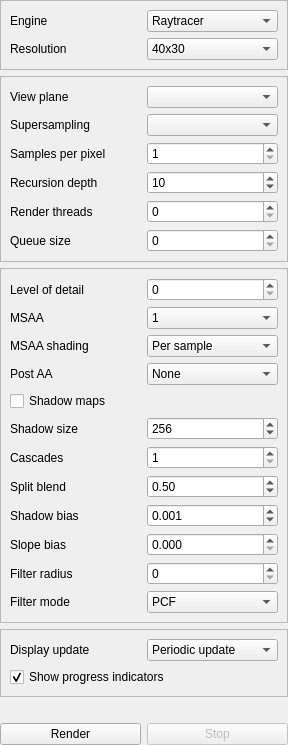
Old version of the form src/widgets/world/RenderSettingsWidget.ui in the repository tkadauke/raytracer.
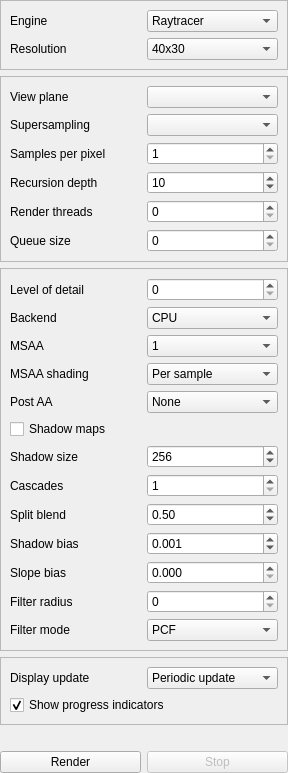
New version of the form.

Commit message: Expose OpenGL raster backend in Modeler

Diff of the .ui file:
```diff
--- a/src/widgets/world/RenderSettingsWidget.ui
+++ b/src/widgets/world/RenderSettingsWidget.ui
@@ -7,7 +7,7 @@
     <x>0</x>
     <y>0</y>
     <width>288</width>
-    <height>676</height>
+    <height>704</height>
    </rect>
   </property>
   <property name="sizePolicy">
@@ -349,13 +349,37 @@
        </widget>
       </item>
       <item row="1" column="0">
+       <widget class="QLabel" name="label_rasterBackend">
+        <property name="text">
+         <string>Backend</string>
+        </property>
+       </widget>
+      </item>
+      <item row="1" column="1">
+       <widget class="QComboBox" name="rasterBackend">
+        <property name="toolTip">
+         <string>Rasterizer backend used by graph raster passes.</string>
+        </property>
+        <item>
+         <property name="text">
+          <string>CPU</string>
+         </property>
+        </item>
+        <item>
+         <property name="text">
+          <string>OpenGL</string>
+         </property>
+        </item>
+       </widget>
+      </item>
+      <item row="2" column="0">
        <widget class="QLabel" name="label_rasterMsaa">
         <property name="text">
          <string>MSAA</string>
         </property>
        </widget>
       </item>
-      <item row="1" column="1">
+      <item row="2" column="1">
        <widget class="QComboBox" name="rasterMsaaSamples">
         <property name="toolTip">
          <string>Rasterizer multisample anti-aliasing sample count.</string>
@@ -382,14 +406,14 @@
         </item>
        </widget>
       </item>
-      <item row="2" column="0">
+      <item row="3" column="0">
        <widget class="QLabel" name="label_rasterMsaaShading">
         <property name="text">
          <string>MSAA shading</string>
         </property>
        </widget>
       </item>
-      <item row="2" column="1">
+      <item row="3" column="1">
        <widget class="QComboBox" name="rasterMsaaShadingMode">
         <property name="toolTip">
          <string>Per sample shades every covered MSAA sample. Per fragment reuses one shaded color for the same triangle and pixel while keeping coverage, depth, and stencil per sample.</string>
@@ -406,14 +430,14 @@
         </item>
        </widget>
       </item>
-      <item row="3" column="0">
+      <item row="4" column="0">
        <widget class="QLabel" name="label_rasterPostAA">
         <property name="text">
          <string>Post AA</string>
         </property>
        </widget>
       </item>
-      <item row="3" column="1">
+      <item row="4" column="1">
        <widget class="QComboBox" name="rasterPostProcessAA">
         <property name="toolTip">
          <string>Rasterizer anti-aliasing applied after rendering. FXAA is fast single-frame image filtering; SMAA keeps sharper edge-directed blends; TAA accumulates jittered frames through history.</string>
@@ -440,7 +464,7 @@
         </item>
        </widget>
       </item>
-      <item row="4" column="0" colspan="2">
+      <item row="5" column="0" colspan="2">
        <widget class="QCheckBox" name="rasterShadowMaps">
         <property name="toolTip">
          <string>Enable rasterizer directional-light shadow maps.</string>
@@ -450,14 +474,14 @@
         </property>
        </widget>
       </item>
-      <item row="5" column="0">
+      <item row="6" column="0">
        <widget class="QLabel" name="label_rasterShadowMapSize">
         <property name="text">
          <string>Shadow size</string>
         </property>
        </widget>
       </item>
-      <item row="5" column="1">
+      <item row="6" column="1">
        <widget class="QSpinBox" name="rasterShadowMapSize">
         <property name="toolTip">
          <string>Square shadow-map resolution in pixels.</string>
@@ -473,14 +497,14 @@
         </property>
        </widget>
       </item>
-      <item row="6" column="0">
+      <item row="7" column="0">
        <widget class="QLabel" name="label_rasterShadowCascadeCount">
         <property name="text">
          <string>Cascades</string>
         </property>
        </widget>
       </item>
-      <item row="6" column="1">
+      <item row="7" column="1">
        <widget class="QSpinBox" name="rasterShadowCascadeCount">
         <property name="toolTip">
          <string>Number of camera-depth slices rendered for each directional-light shadow map.</string>
@@ -496,14 +520,14 @@
         </property>
        </widget>
       </item>
-      <item row="7" column="0">
+      <item row="8" column="0">
        <widget class="QLabel" name="label_rasterShadowCascadeSplitLambda">
         <property name="text">
          <string>Split blend</string>
         </property>
        </widget>
       </item>
-      <item row="7" column="1">
+      <item row="8" column="1">
        <widget class="QDoubleSpinBox" name="rasterShadowCascadeSplitLambda">
         <property name="toolTip">
          <string>Cascade split blend. 0 is linear; 1 is logarithmic.</string>
@@ -522,14 +546,14 @@
         </property>
        </widget>
       </item>
-      <item row="8" column="0">
+      <item row="9" column="0">
        <widget class="QLabel" name="label_rasterShadowBias">
         <property name="text">
          <string>Shadow bias</string>
         </property>
        </widget>
       </item>
-      <item row="8" column="1">
+      <item row="9" column="1">
        <widget class="QDoubleSpinBox" name="rasterShadowBias">
         <property name="toolTip">
          <string>Depth-comparison tolerance used to reduce self-shadowing.</string>
@@ -548,14 +572,14 @@
         </property>
        </widget>
       </item>
-      <item row="9" column="0">
+      <item row="10" column="0">
        <widget class="QLabel" name="label_rasterShadowSlopeBias">
         <property name="text">
          <string>Slope bias</string>
         </property>
        </widget>
       </item>
-      <item row="9" column="1">
+      <item row="10" column="1">
        <widget class="QDoubleSpinBox" name="rasterShadowSlopeBias">
         <property name="toolTip">
          <string>Additional depth-comparison tolerance scaled by receiver angle to the light.</string>
@@ -571,14 +595,14 @@
         </property>
        </widget>
       </item>
-      <item row="10" column="0">
+      <item row="11" column="0">
        <widget class="QLabel" name="label_rasterShadowFilterRadius">
         <property name="text">
          <string>Filter radius</string>
         </property>
        </widget>
       </item>
-      <item row="10" column="1">
+      <item row="11" column="1">
        <widget class="QSpinBox" name="rasterShadowFilterRadius">
         <property name="toolTip">
          <string>Percentage-closer filtering radius in shadow-map texels. 0 keeps hard shadows.</string>
@@ -594,14 +618,14 @@
         </property>
        </widget>
       </item>
-      <item row="11" column="0">
+      <item row="12" column="0">
        <widget class="QLabel" name="label_rasterShadowFilterMode">
         <property name="text">
          <string>Filter mode</string>
         </property>
        </widget>
       </item>
-      <item row="11" column="1">
+      <item row="12" column="1">
        <widget class="QComboBox" name="rasterShadowFilterMode">
         <property name="toolTip">
          <string>PCF uses one fixed kernel; PCSS searches blockers and grows the kernel with receiver distance.</string>
```
The commit also changes 21 other files.
